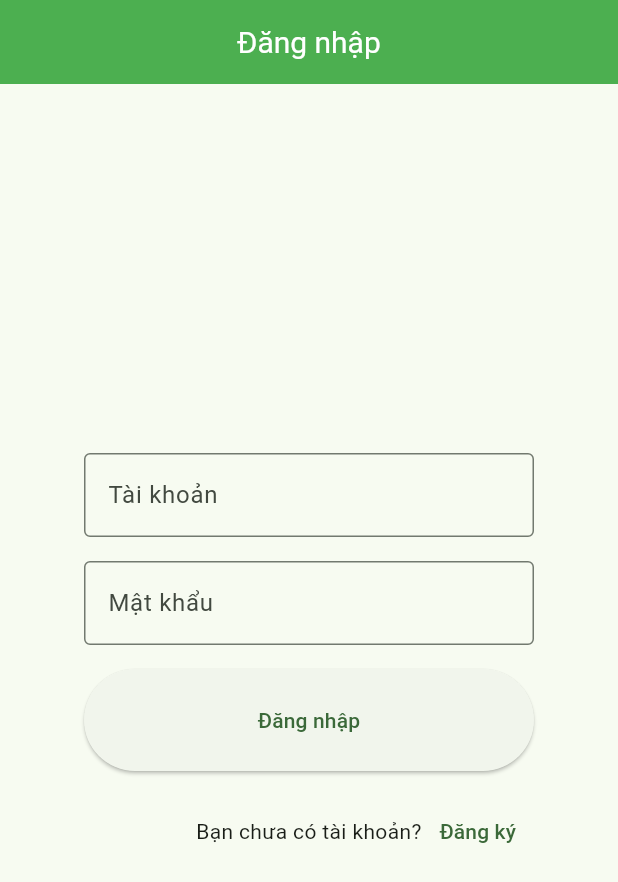
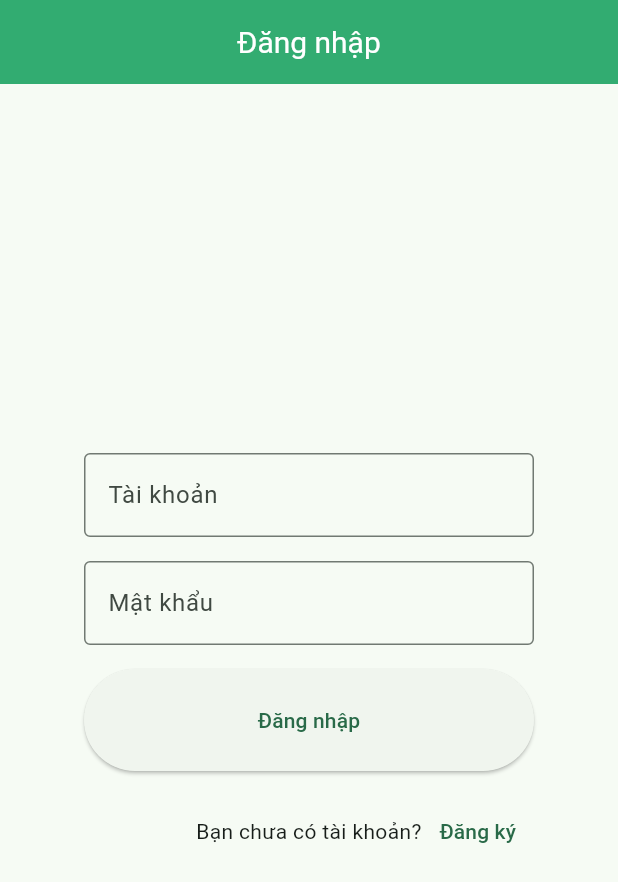
Before and after one commit to pvc97/code-space-client, a Flutter app: the screen it shows after launch, on a phone screen of 412 x 824 dp. Shown: the top 882 px of the screen. Run offline on Flutter 3.47's test engine with Material 2 defaults, Android fonts, the phone set to English and light mode, and no system bars; our stand-ins replace diacritic, dio, dropdown_button2, equatable, file_picker, flutter_bloc and 11 more; missing offline and left inert: code_text_field, highlight, multi_split_view, syncfusion_flutter_pdfviewer; accounts and stored records are empty; generated files the repository leaves out were written again.

Commit message:
Update color.

```diff
--- a/lib/constants/app_color.dart
+++ b/lib/constants/app_color.dart
@@ -3,7 +3,19 @@ import 'package:flutter/material.dart';
 class AppColor {
   AppColor._();
 
-  static const primaryColor = Colors.green;
+  static const primaryColor = MaterialColor(0xFF32AC71, {
+    50: Color(0xFFE8F7F2),
+    100: Color(0xFFC7ECE7),
+    200: Color(0xFFA3E0DB),
+    300: Color(0xFF7FD3CF),
+    400: Color(0xFF5AC6C3),
+    500: Color(0xFF32AC71),
+    600: Color(0xFF2D9E66),
+    700: Color(0xFF278F5A),
+    800: Color(0xFF21804E),
+    900: Color(0xFF16703F),
+  });
+
   static const appBarTextColor = Colors.white;
   static const selectedNavIconColor = Colors.pink;
 
--- a/lib/presentation/common_widgets/scaffold_with_nav_bar.dart
+++ b/lib/presentation/common_widgets/scaffold_with_nav_bar.dart
@@ -47,7 +47,7 @@ class _ScaffoldWithNavBarState extends State<ScaffoldWithNavBar> {
                     // https://github.com/flutter/flutter/issues/117126
                     // From this issue, flutter team said it fixed, but it's not
                     elevation: Sizes.s4,
-                    backgroundColor: AppColor.primaryColor.shade100,
+                    backgroundColor: AppColor.primaryColor.shade50,
                     selectedIndex: _calculateSelectedIndex(context),
                     labelType: NavigationRailLabelType.all,
                     onDestinationSelected: (int idx) =>
--- a/lib/presentation/course_list/course_list_view.dart
+++ b/lib/presentation/course_list/course_list_view.dart
@@ -77,7 +77,7 @@ class _CourseListViewState extends State<CourseListView> {
           context: context,
           showHomeButton: false,
           title: Container(
-            margin: const EdgeInsets.symmetric(horizontal: Sizes.s16),
+            margin: const EdgeInsets.only(left: Sizes.s16, right: Sizes.s8),
             child: TextField(
               decoration: InputDecoration(
                 // border: InputBorder.none,
```
